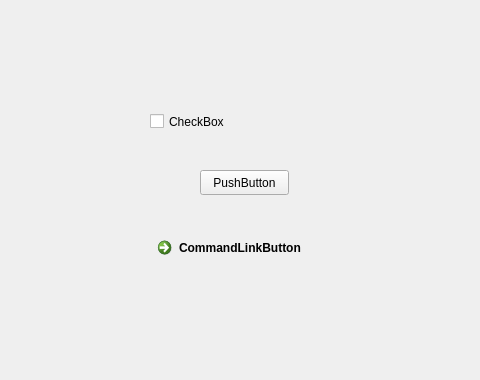
TroyRasband/ReRa, file ReRa_UI.ui: the form before one commit; both pictures show x 0 to 480 and y 0 to 380 of the 800 by 600 pixel window.
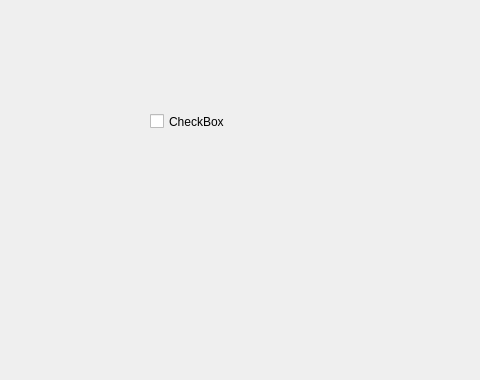
The form after the commit.

Patch:
```diff
--- a/ReRa_UI.ui
+++ b/ReRa_UI.ui
@@ -14,32 +14,6 @@
    <string>MainWindow</string>
   </property>
   <widget class="QWidget" name="centralwidget">
-   <widget class="QCommandLinkButton" name="commandLinkButton">
-    <property name="geometry">
-     <rect>
-      <x>150</x>
-      <y>230</y>
-      <width>177</width>
-      <height>41</height>
-     </rect>
-    </property>
-    <property name="text">
-     <string>CommandLinkButton</string>
-    </property>
-   </widget>
-   <widget class="QPushButton" name="pushButton">
-    <property name="geometry">
-     <rect>
-      <x>200</x>
-      <y>170</y>
-      <width>89</width>
-      <height>25</height>
-     </rect>
-    </property>
-    <property name="text">
-     <string>PushButton</string>
-    </property>
-   </widget>
    <widget class="QCheckBox" name="checkBox">
     <property name="geometry">
      <rect>
```
